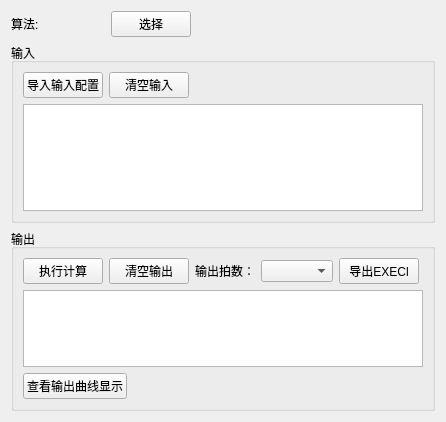
This is operstionWidget.ui in jiaqingguo/FMU_QT as Qt 5 draws it before an edit. The edited form follows.
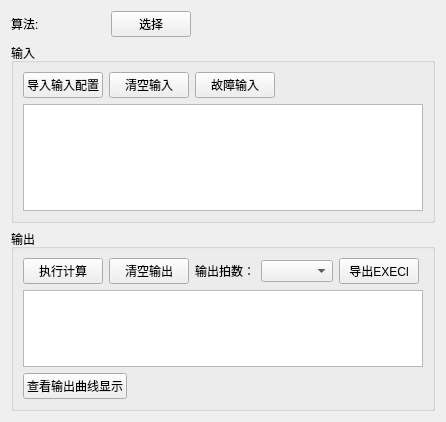
This is the edited form.

What changed in the file:
```diff
--- a/operstionWidget.ui
+++ b/operstionWidget.ui
@@ -92,6 +92,13 @@
           </property>
          </widget>
         </item>
+        <item>
+         <widget class="QPushButton" name="btnFaultInput">
+          <property name="text">
+           <string>故障输入</string>
+          </property>
+         </widget>
+        </item>
         <item>
          <spacer name="horizontalSpacer_2">
           <property name="orientation">
```
